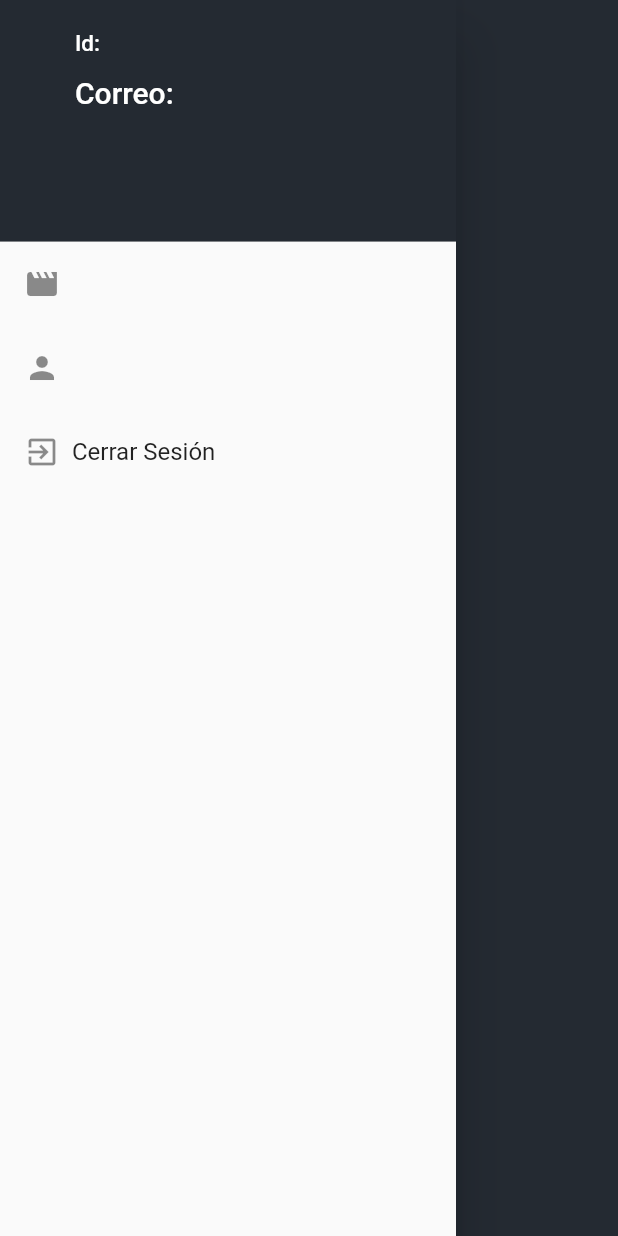
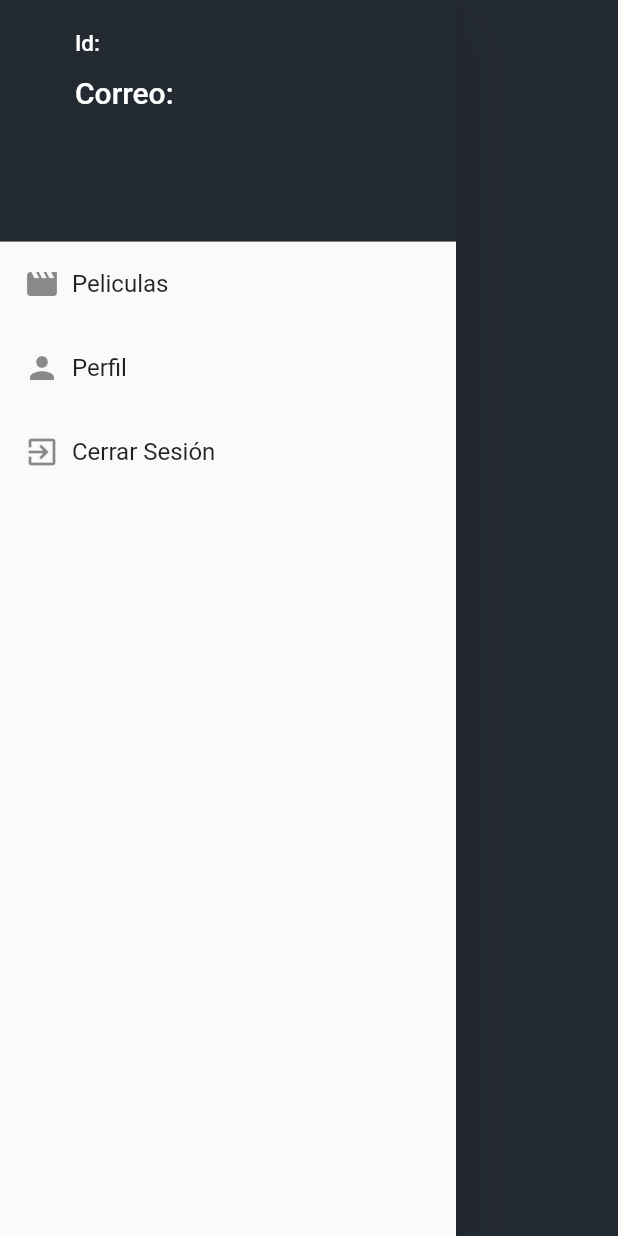
Before and after one commit to ronnygomezp21/ecuafilms, a Flutter app: the MenuPelicula widget shown alone on an empty page, opened directly, on a phone screen of 412 x 824 dp. Run offline on Flutter 3.47's test engine with Material 2 defaults, Android fonts, the phone set to English and light mode, and no system bars; our stand-ins replace another_flushbar, carousel_slider, cloud_firestore, firebase_auth, firebase_core, flutter_native_splash; accounts and stored records are empty; network calls fail.

Commit message:
se arreglo el menu.

```diff
--- a/lib/widgets/menu_pelicula_screen.dart
+++ b/lib/widgets/menu_pelicula_screen.dart
@@ -28,11 +28,11 @@ class _Menu extends State<MenuPelicula> {
           drawerHeader(),
           drawerItem(
               icon: Icons.movie,
-              text: user!.email.toString(), // se coloca peliculas
+              text: 'Peliculas', // se coloca peliculas
               onTap: () => Navigator.pushNamed(context, 'home')),
           drawerItem(
               icon: Icons.person,
-              text: user!.uid.toString(), //se coloca perfil
+              text: 'Perfil', //se coloca perfil
               onTap: () => Navigator.pushNamed(context, 'perfil_usuario')),
           drawerItem(
               icon: Icons.exit_to_app,
```
